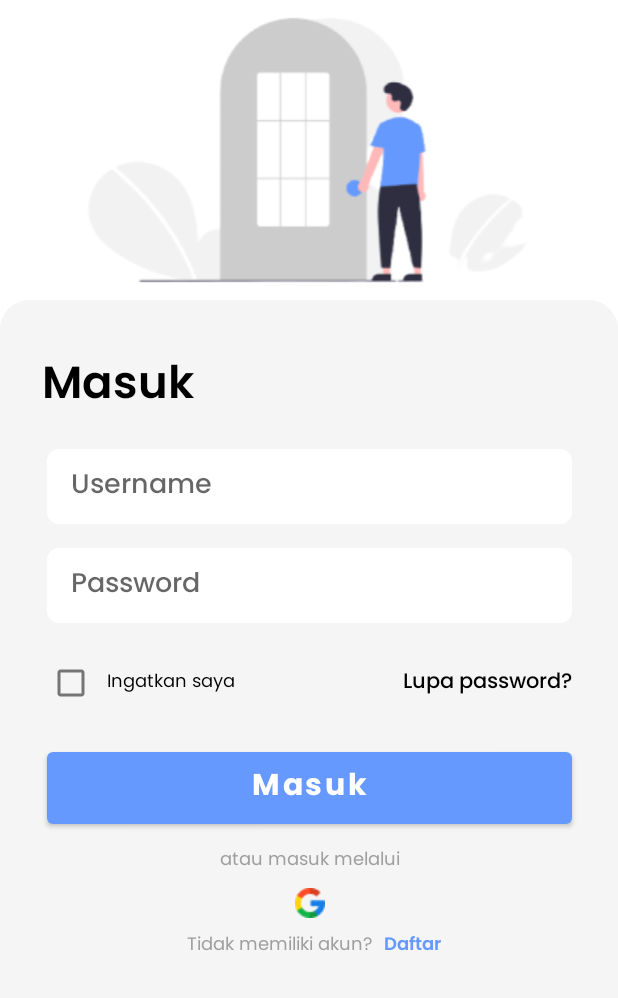
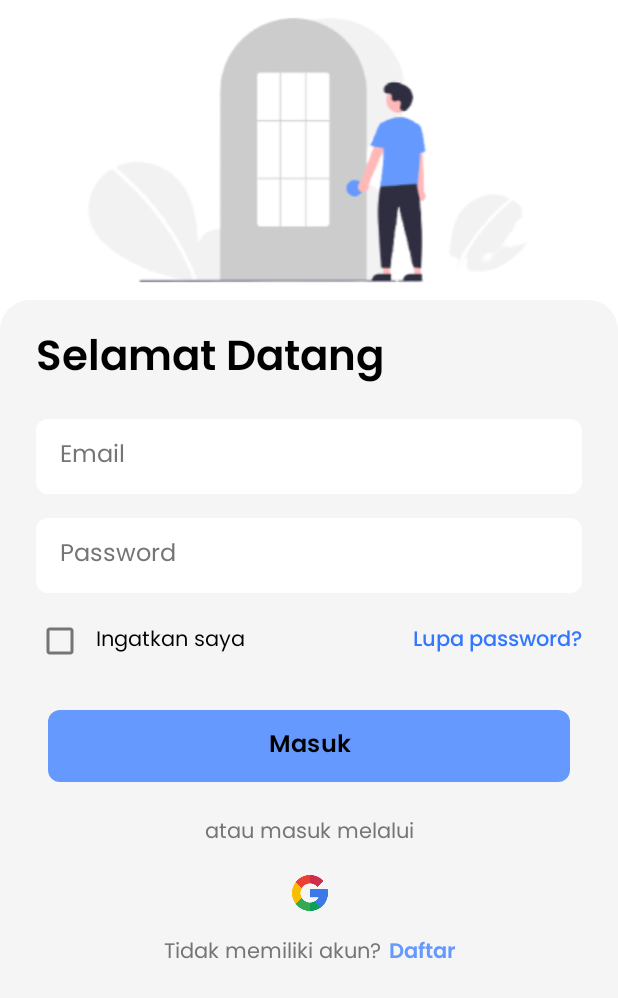
Before and after one commit to MhmmdRFadhil/UrSkripsi, an Android app: the SignInFragment screen opened directly, with no data from a screen before it, on a phone screen of 412 x 824 dp. Shown: the top 998 px of the screen. Run offline under Robolectric (Android 15) with nearby library versions, the phone set to English and light mode, and no system bars.

Commit message:
Fix Login Layout

```diff
--- a/app/src/main/java/com/capstone/urskripsi/ui/content/profile/ProfileFragment.kt
+++ b/app/src/main/java/com/capstone/urskripsi/ui/content/profile/ProfileFragment.kt
@@ -55,11 +55,11 @@ class ProfileFragment : Fragment() {
         }
 
         binding?.rvAbout?.apply {
-            val profile: ArrayList<Profile> = ArrayList()
+            val about: ArrayList<Profile> = ArrayList()
             setHasFixedSize(true)
             layoutManager = LinearLayoutManager(context)
-            profile.add(Profile(R.drawable.ic_about, getString(R.string.developer)))
-            profileAdapter = ProfileAdapter(profile)
+            about.add(Profile(R.drawable.ic_about, getString(R.string.developer)))
+            profileAdapter = ProfileAdapter(about)
             adapter = profileAdapter
         }
     }
--- a/app/src/main/java/com/capstone/urskripsi/ui/login/LoginActivity.kt
+++ b/app/src/main/java/com/capstone/urskripsi/ui/login/LoginActivity.kt
@@ -5,7 +5,7 @@ import android.os.Bundle
 import android.util.Log
 import com.capstone.urskripsi.R
 import com.capstone.urskripsi.databinding.ActivityLoginBinding
-import com.capstone.urskripsi.ui.login.fragment.LoginFragment
+import com.capstone.urskripsi.ui.login.fragment.SignInFragment
 
 class LoginActivity : AppCompatActivity() {
 
@@ -21,14 +21,14 @@ class LoginActivity : AppCompatActivity() {
 
     private fun setFragment() {
         val mFragmentManager = supportFragmentManager
-        val mLoginFragment = LoginFragment()
+        val mLoginFragment = SignInFragment()
         val fragment = mFragmentManager.findFragmentByTag(mLoginFragment::class.java.simpleName)
 
-        if (fragment !is LoginFragment) {
-            Log.d(TAG, FRAGMENT_NAME + LoginFragment::class.java.simpleName)
+        if (fragment !is SignInFragment) {
+            Log.d(TAG, FRAGMENT_NAME + SignInFragment::class.java.simpleName)
             mFragmentManager
                 .beginTransaction()
-                .add(R.id.frame_layout, mLoginFragment, LoginFragment::class.java.simpleName)
+                .add(R.id.frame_layout, mLoginFragment, SignInFragment::class.java.simpleName)
                 .commit()
         }
     }
--- a/app/src/main/java/com/capstone/urskripsi/ui/login/fragment/LoginFragment.kt
+++ b/app/src/main/java/com/capstone/urskripsi/ui/login/fragment/SignInFragment.kt
@@ -6,18 +6,18 @@ import android.view.LayoutInflater
 import android.view.View
 import android.view.ViewGroup
 import com.capstone.urskripsi.R
-import com.capstone.urskripsi.databinding.FragmentLoginBinding
+import com.capstone.urskripsi.databinding.FragmentSignInBinding
 
-class LoginFragment : Fragment(), View.OnClickListener {
+class SignInFragment : Fragment(), View.OnClickListener {
 
-    private var _binding: FragmentLoginBinding? = null
+    private var _binding: FragmentSignInBinding? = null
     private val binding get() = _binding
 
     override fun onCreateView(
         inflater: LayoutInflater, container: ViewGroup?,
         savedInstanceState: Bundle?
     ): View? {
-        _binding = FragmentLoginBinding.inflate(layoutInflater, container, false)
+        _binding = FragmentSignInBinding.inflate(layoutInflater, container, false)
         return binding?.root
     }
 
--- a/app/src/main/java/com/capstone/urskripsi/ui/login/fragment/SignUpFragment.kt
+++ b/app/src/main/java/com/capstone/urskripsi/ui/login/fragment/SignUpFragment.kt
@@ -35,13 +35,13 @@ class SignUpFragment : Fragment(), View.OnClickListener {
     override fun onClick(view: View?) {
         if (view != null) {
             if (view.id == binding?.tvMasuk?.id) {
-                val mLoginFragment = LoginFragment()
+                val mLoginFragment = SignInFragment()
                 val mFragmentManager = parentFragmentManager
                 mFragmentManager.beginTransaction().apply {
                     replace(
                         R.id.frame_layout,
                         mLoginFragment,
-                        LoginFragment::class.java.simpleName
+                        SignInFragment::class.java.simpleName
                     )
                     commit()
                 }
--- a/app/src/main/java/com/capstone/urskripsi/ui/onboarding/OnBoardingActivity.kt
+++ b/app/src/main/java/com/capstone/urskripsi/ui/onboarding/OnBoardingActivity.kt
@@ -5,7 +5,6 @@ import android.content.Intent
 import android.content.SharedPreferences
 import androidx.appcompat.app.AppCompatActivity
 import android.os.Bundle
-import com.capstone.urskripsi.MainActivity
 import com.capstone.urskripsi.R
 import com.capstone.urskripsi.databinding.ActivityOnBoardingBinding
 import com.capstone.urskripsi.ui.login.LoginActivity
@@ -29,7 +28,7 @@ class OnBoardingActivity : AppCompatActivity() {
 
         // go MainActivity if not first time run
         if (restorePrefData()) {
-            startActivity(Intent(this, MainActivity::class.java))
+            startActivity(Intent(this, LoginActivity::class.java))
             finish()
         }
 
--- a/app/src/main/java/com/capstone/urskripsi/ui/splashscreen/SplashScreenActivity.kt
+++ b/app/src/main/java/com/capstone/urskripsi/ui/splashscreen/SplashScreenActivity.kt
@@ -1,5 +1,6 @@
 package com.capstone.urskripsi.ui.splashscreen
 
+import android.annotation.SuppressLint
 import android.content.Intent
 import android.graphics.Color
 import android.os.Build
@@ -13,6 +14,7 @@ import com.capstone.urskripsi.R
 import com.capstone.urskripsi.databinding.ActivitySplashScreenBinding
 import com.capstone.urskripsi.ui.onboarding.OnBoardingActivity
 
+@SuppressLint("CustomSplashScreen")
 class SplashScreenActivity : AppCompatActivity() {
 
     private lateinit var binding: ActivitySplashScreenBinding
@@ -57,6 +59,6 @@ class SplashScreenActivity : AppCompatActivity() {
     }
 
     companion object {
-        const val TIMEOUT = 4000
+        const val TIMEOUT = 4300
     }
 }
--- a/app/src/main/java/com/capstone/urskripsi/utils/Utility.kt
+++ b/app/src/main/java/com/capstone/urskripsi/utils/Utility.kt
@@ -6,6 +6,8 @@ import android.view.View
 import androidx.appcompat.app.ActionBar
 
 object Utility {
+
+    // custom ActionBar to set Title Color
     fun ActionBar.setTitleColor(color: Int) {
         val text = SpannableString(title ?: "")
         text.setSpan(
--- a/app/src/main/res/layout/fragment_login.xml
+++ b/app/src/main/res/layout/fragment_sign_in.xml
@@ -4,67 +4,71 @@
     xmlns:tools="http://schemas.android.com/tools"
     android:layout_width="match_parent"
     android:layout_height="match_parent"
-    android:background="@drawable/bg_login"
     tools:context=".ui.login.LoginActivity">
 
     <TextView
         android:id="@+id/tv_masuk"
         android:layout_width="wrap_content"
         android:layout_height="wrap_content"
-        android:layout_marginStart="28dp"
-        android:layout_marginTop="32dp"
+        android:layout_marginStart="24dp"
+        android:layout_marginTop="16dp"
         android:fontFamily="@font/poppins_semi_bold"
-        android:text="@string/masuk"
+        android:text="@string/selamat_datang"
         android:textColor="@color/black"
-        android:textSize="30sp"
+        android:textSize="28sp"
         app:layout_constraintStart_toStartOf="parent"
         app:layout_constraintTop_toTopOf="parent" />
 
     <EditText
         android:id="@+id/edt_username"
-        android:layout_width="350dp"
+        android:layout_width="match_parent"
         android:layout_height="50dp"
+        android:layout_marginStart="24dp"
         android:layout_marginTop="16dp"
+        android:layout_marginEnd="24dp"
         android:background="@drawable/custom_edittext_white"
-        android:fontFamily="@font/poppins_medium"
-        android:hint="@string/username"
+        android:fontFamily="@font/poppins_regular"
+        android:hint="@string/email"
         android:importantForAutofill="no"
         android:inputType="text"
         android:paddingStart="16dp"
         android:paddingEnd="16dp"
-        android:textColor="@color/black"
+        android:textColorHint="@color/grey_text"
+        android:textSize="16sp"
         app:layout_constraintEnd_toEndOf="parent"
         app:layout_constraintStart_toStartOf="parent"
         app:layout_constraintTop_toBottomOf="@+id/tv_masuk" />
 
     <EditText
         android:id="@+id/edt_password"
-        android:layout_width="350dp"
+        android:layout_width="match_parent"
         android:layout_height="50dp"
+        android:layout_marginStart="24dp"
         android:layout_marginTop="16dp"
+        android:layout_marginEnd="24dp"
         android:background="@drawable/custom_edittext_white"
-        android:fontFamily="@font/poppins_medium"
+        android:fontFamily="@font/poppins_regular"
         android:hint="@string/password"
         android:importantForAutofill="no"
         android:inputType="textPassword"
         android:paddingStart="16dp"
         android:paddingEnd="16dp"
-        android:textColor="@color/black"
-        app:layout_constraintEnd_toEndOf="@+id/edt_username"
-        app:layout_constraintStart_toStartOf="@+id/edt_username"
+        android:textColorHint="@color/grey_text"
+        android:textSize="16sp"
+        app:layout_constraintEnd_toEndOf="parent"
+        app:layout_constraintStart_toStartOf="parent"
         app:layout_constraintTop_toBottomOf="@+id/edt_username" />
 
     <CheckBox
         android:id="@+id/cb_ingatkan_saya"
         android:layout_width="wrap_content"
         android:layout_height="wrap_content"
-        android:layout_marginTop="16dp"
+        android:layout_marginTop="8dp"
         android:fontFamily="@font/poppins_regular"
         android:paddingStart="8dp"
         android:paddingEnd="8dp"
         android:text="@string/ingatkan_saya"
         android:textColor="@color/black"
-        android:textSize="12sp"
         app:layout_constraintStart_toStartOf="@+id/edt_password"
         app:layout_constraintTop_toBottomOf="@+id/edt_password" />
 
@@ -74,75 +78,75 @@
         android:layout_height="wrap_content"
         android:fontFamily="@font/poppins_medium"
         android:text="@string/lupa_password"
-        android:textColor="@color/black"
+        android:textColor="@color/primaryDarkColor"
         app:layout_constraintBottom_toBottomOf="@+id/cb_ingatkan_saya"
         app:layout_constraintEnd_toEndOf="@+id/edt_password"
         app:layout_constraintTop_toTopOf="@+id/cb_ingatkan_saya" />
 
     <Button
         android:id="@+id/btn_masuk"
-        android:layout_width="350dp"
+        style="@style/ButtonStyle"
+        android:layout_width="0dp"
         android:layout_height="60dp"
+        android:layout_marginStart="32dp"
         android:layout_marginTop="16dp"
-        android:fontFamily="@font/poppins_bold"
+        android:layout_marginEnd="32dp"
         android:text="@string/masuk"
-        android:textAllCaps="false"
-        android:textSize="20sp"
-        app:layout_constraintEnd_toEndOf="@+id/edt_password"
-        app:layout_constraintStart_toStartOf="@+id/edt_password"
+        app:layout_constraintEnd_toEndOf="parent"
+        app:layout_constraintStart_toStartOf="parent"
         app:layout_constraintTop_toBottomOf="@+id/cb_ingatkan_saya" />
 
     <TextView
-        android:id="@+id/textView"
+        android:id="@+id/tv_other"
         android:layout_width="wrap_content"
         android:layout_height="wrap_content"
-        android:layout_marginTop="8dp"
+        android:layout_marginTop="16dp"
         android:fontFamily="@font/poppins_regular"
         android:text="@string/atau_masuk_melalui"
         android:textColor="@color/grey_text"
-        android:textSize="12sp"
         app:layout_constraintEnd_toEndOf="@+id/btn_masuk"
         app:layout_constraintStart_toStartOf="@+id/btn_masuk"
         app:layout_constraintTop_toBottomOf="@+id/btn_masuk" />
 
-    <ImageButton
+    <ImageView
         android:id="@+id/btn_google"
-        android:layout_width="20dp"
-        android:layout_height="20dp"
-        android:layout_marginTop="8dp"
+        android:layout_width="24dp"
+        android:layout_height="24dp"
+        android:layout_marginTop="16dp"
         android:background="@android:color/transparent"
         android:contentDescription="@string/google_icon"
-        android:src="@drawable/google_icon"
-        app:layout_constraintEnd_toEndOf="@+id/textView"
-        app:layout_constraintStart_toStartOf="@+id/textView"
-        app:layout_constraintTop_toBottomOf="@+id/textView" />
+        android:src="@drawable/ic_google"
+        app:layout_constraintEnd_toEndOf="@+id/tv_other"
+        app:layout_constraintStart_toStartOf="@+id/tv_other"
+        app:layout_constraintTop_toBottomOf="@+id/tv_other" />
 
     <TextView
-        android:id="@+id/textView2"
+        android:id="@+id/tv_tidak_memiliki_akun"
         android:layout_width="wrap_content"
         android:layout_height="wrap_content"
-        android:layout_marginTop="8dp"
+        android:layout_marginTop="16dp"
         android:fontFamily="@font/poppins_regular"
         android:text="@string/tidak_memiliki_akun"
         android:textColor="@color/grey_text"
-        android:textSize="12sp"
         app:layout_constraintEnd_toEndOf="@+id/btn_google"
-        app:layout_constraintHorizontal_bias="0.700"
-        app:layout_constraintStart_toStartOf="@+id/btn_google"
+        app:layout_constraintEnd_toStartOf="@+id/tv_daftar"
+        app:layout_constraintHorizontal_bias="0.5"
+        app:layout_constraintHorizontal_chainStyle="packed"
+        app:layout_constraintStart_toStartOf="@+id/btn_masuk"
         app:layout_constraintTop_toBottomOf="@+id/btn_google" />
 
     <TextView
         android:id="@+id/tv_daftar"
         android:layout_width="wrap_content"
         android:layout_height="wrap_content"
-        android:layout_marginStart="8dp"
+        android:layout_marginStart="5dp"
         android:fontFamily="@font/poppins_semi_bold"
         android:text="@string/daftar"
         android:textColor="@color/primaryColor"
-        android:textSize="12sp"
-        app:layout_constraintBottom_toBottomOf="@+id/textView2"
-        app:layout_constraintStart_toEndOf="@+id/textView2"
-        app:layout_constraintTop_toTopOf="@+id/textView2" />
-
+        app:layout_constraintBottom_toBottomOf="@+id/tv_tidak_memiliki_akun"
+        app:layout_constraintEnd_toEndOf="@+id/btn_masuk"
+        app:layout_constraintHorizontal_bias="0.5"
+        app:layout_constraintStart_toEndOf="@+id/tv_tidak_memiliki_akun"
+        app:layout_constraintTop_toTopOf="@+id/tv_tidak_memiliki_akun" />
 
 </androidx.constraintlayout.widget.ConstraintLayout>
--- a/app/src/main/res/values/colors.xml
+++ b/app/src/main/res/values/colors.xml
@@ -11,5 +11,5 @@
     <color name="buttonRippleColor">#33AAAAAA</color>
     <color name="textLogout">#ff3333</color>
     <color name="background_login">#F5F5F5</color>
-    <color name="grey_text">#9F9F9F</color>
+    <color name="grey_text">#757575</color>
 </resources>
--- a/app/src/main/res/values/strings.xml
+++ b/app/src/main/res/values/strings.xml
@@ -14,7 +14,7 @@
     <!-- Login Text -->
     <string name="login_image_background">Login Image Background</string>
     <string name="masuk">Masuk</string>
-    <string name="username">Username</string>
+    <string name="email">Email</string>
     <string name="password">Password</string>
     <string name="ingatkan_saya">Ingatkan saya</string>
     <string name="lupa_password">Lupa password?</string>
@@ -23,7 +23,6 @@
     <string name="tidak_memiliki_akun">Tidak memiliki akun?</string>
     <string name="daftar">Daftar</string>
     <string name="nama_lengkap">Nama lengkap</string>
-    <string name="email">Email</string>
 
     <!-- Bottom Navigation Text-->
     <string name="home">Home</string>
@@ -38,4 +37,5 @@
     <string name="developer">Pengembang</string>
     <string name="lorem_ipsum_dolor">Lorem ipsum dolor</string>
     <string name="logout">Keluar</string>
+    <string name="selamat_datang">Selamat Datang</string>
 </resources>
--- a/app/src/main/res/values/themes.xml
+++ b/app/src/main/res/values/themes.xml
@@ -48,7 +48,7 @@
         <item name="textAllCaps">false</item>
         <item name="rippleColor">@color/buttonRippleColor</item>
         <item name="android:letterSpacing">0.01</item>
-        <item name="android:textColor">@color/white</item>
+        <item name="android:textColor">@color/black</item>
         <item name="android:stateListAnimator">@null</item>
         <item name="android:textSize">16sp</item>
     </style>
```
Also changed, not shown: app/src/main/res/drawable/custom_button_blue.xml (deleted, +0 -8 lines), app/src/main/res/layout/fragment_sign_up.xml (+40 -30 lines), app/src/main/res/layout/indicator_view_pager.xml (+7 -3 lines), app/src/main/res/drawable/google_icon.png (deleted), app/src/main/res/drawable/ic_google.png (added).
